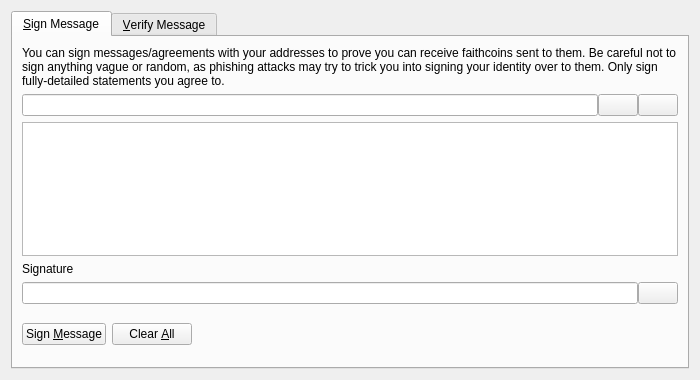
This is src/qt/forms/signverifymessagedialog.ui in bloodwillow/aprncoin as Qt 5 draws it before an edit. The edited form follows.
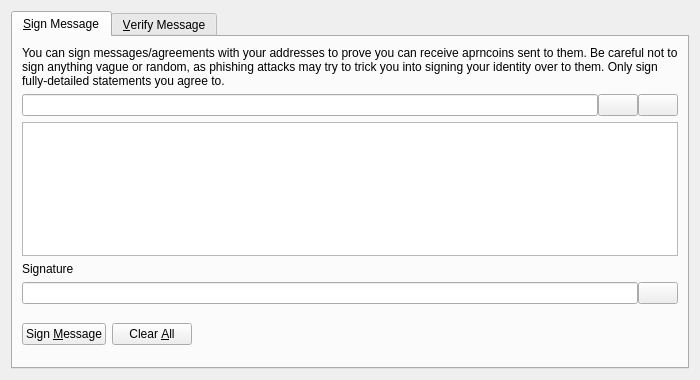
This is the edited form. Icons and pictures are not drawn. Custom widgets are drawn as their Qt base class.

Diff of the .ui file:
```diff
--- a/src/qt/forms/signverifymessagedialog.ui
+++ b/src/qt/forms/signverifymessagedialog.ui
@@ -30,7 +30,7 @@
        <item>
         <widget class="QLabel" name="infoLabel_SM">
          <property name="text">
-          <string>You can sign messages/agreements with your addresses to prove you can receive faithcoins sent to them. Be careful not to sign anything vague or random, as phishing attacks may try to trick you into signing your identity over to them. Only sign fully-detailed statements you agree to.</string>
+          <string>You can sign messages/agreements with your addresses to prove you can receive aprncoins sent to them. Be careful not to sign anything vague or random, as phishing attacks may try to trick you into signing your identity over to them. Only sign fully-detailed statements you agree to.</string>
          </property>
          <property name="textFormat">
           <enum>Qt::PlainText</enum>
```
Left out of the diff: 8 changed lines with no effect on the pictures.
